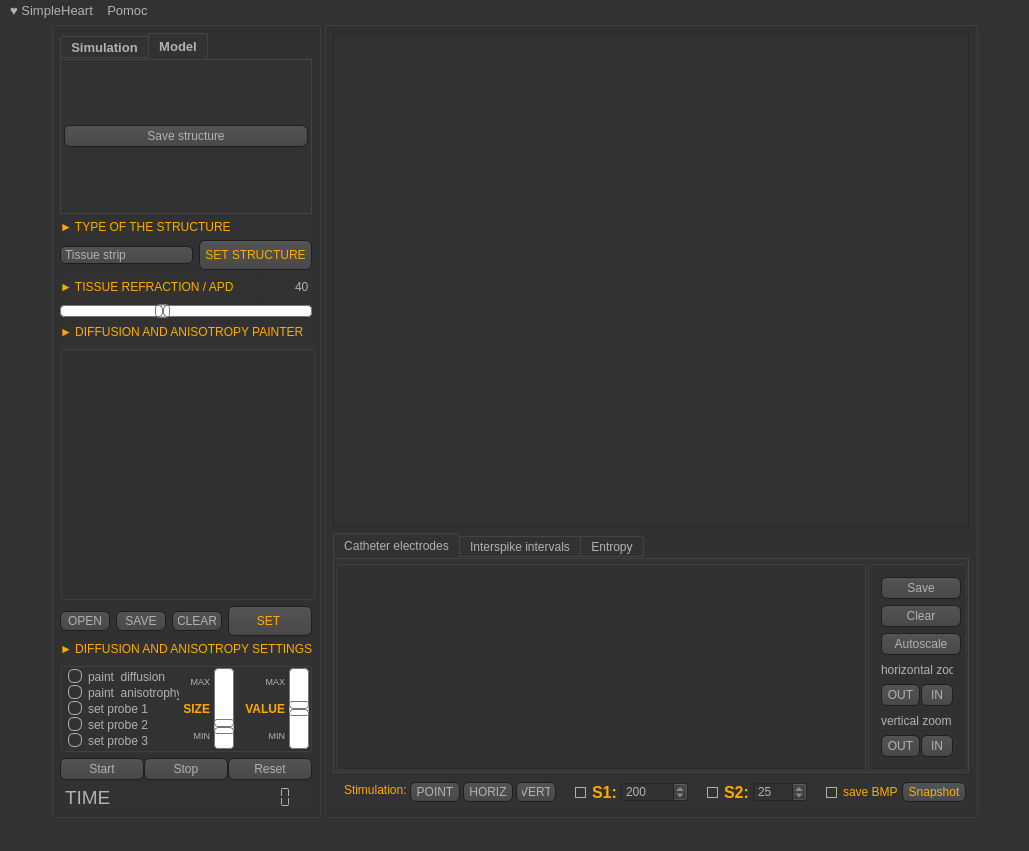
This is simpleheart.ui in pmpod/SimpleHeart as Qt 5 draws it before an edit. The edited form follows.
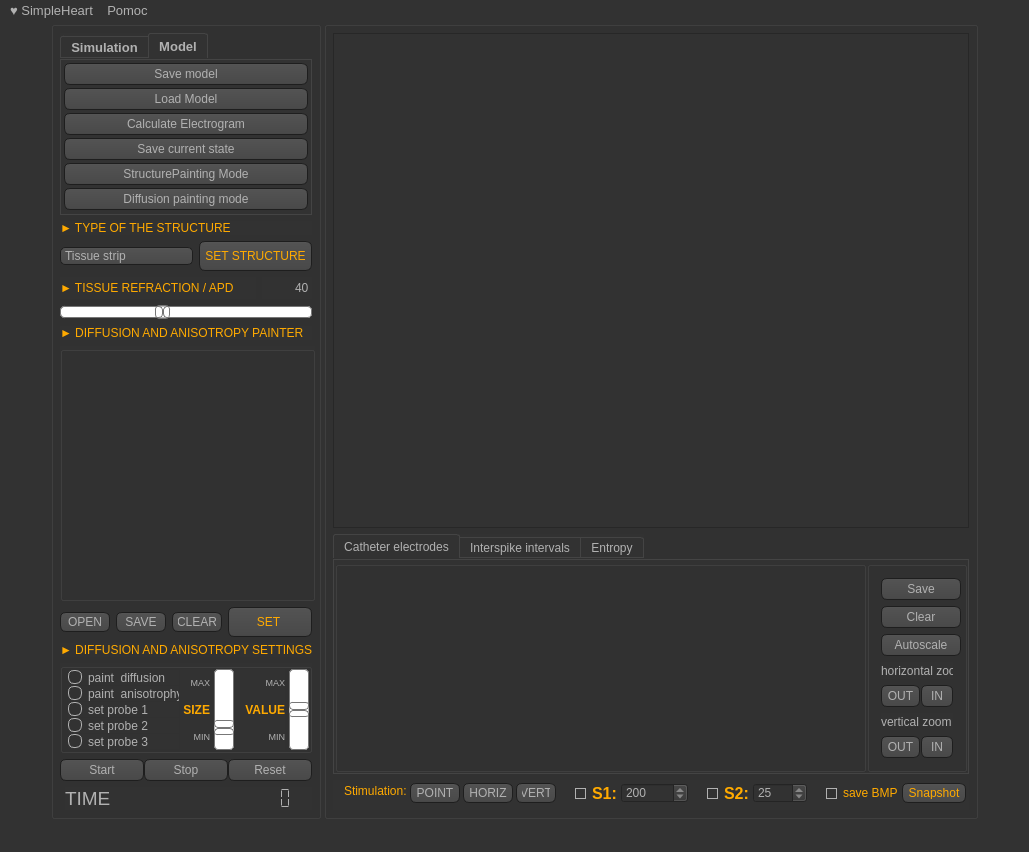
This is the edited form. Icons and pictures are not drawn.

Commit message: Saving the current state of simulation enabled

Patch:
```diff
--- a/simpleheart.ui
+++ b/simpleheart.ui
@@ -576,7 +576,63 @@
            <item>
             <widget class="QPushButton" name="b_saveStructure">
              <property name="text">
-              <string>Save structure</string>
+              <string>Save model</string>
+             </property>
+            </widget>
+           </item>
+           <item>
+            <widget class="QPushButton" name="b_loadStructure">
+             <property name="text">
+              <string>Load Model</string>
+             </property>
+            </widget>
+           </item>
+           <item>
+            <widget class="QPushButton" name="b_calculateFullElectrogram">
+             <property name="text">
+              <string>Calculate Electrogram</string>
+             </property>
+            </widget>
+           </item>
+           <item>
+            <widget class="QPushButton" name="b_saveCurrentState">
+             <property name="text">
+              <string>Save current state</string>
+             </property>
+            </widget>
+           </item>
+           <item>
+            <widget class="QPushButton" name="b_strucPainting">
+             <property name="sizePolicy">
+              <sizepolicy hsizetype="Minimum" vsizetype="Fixed">
+               <horstretch>0</horstretch>
+               <verstretch>0</verstretch>
+              </sizepolicy>
+             </property>
+             <property name="acceptDrops">
+              <bool>false</bool>
+             </property>
+             <property name="text">
+              <string>StructurePainting Mode</string>
+             </property>
+             <property name="shortcut">
+              <string>Ctrl+S</string>
+             </property>
+             <property name="checkable">
+              <bool>true</bool>
+             </property>
+             <property name="checked">
+              <bool>false</bool>
+             </property>
+             <property name="flat">
+              <bool>false</bool>
+             </property>
+            </widget>
+           </item>
+           <item>
+            <widget class="QPushButton" name="b_diffPainting">
+             <property name="text">
+              <string>Diffusion painting mode</string>
              </property>
             </widget>
            </item>
```
Left out of the diff: 2 changed lines with no effect on the pictures. The commit also changes 19 other files.
